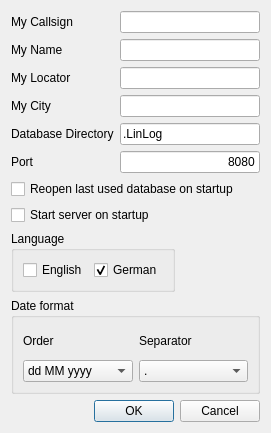
Before: the Qt Designer form src/gui/setup.ui in dl1ksv/linlogbook, drawn with Qt 5.
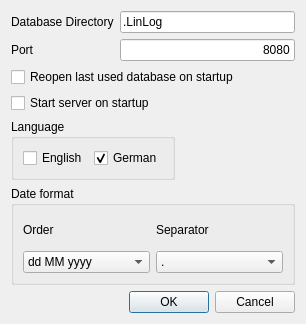
After: the same form once the commit is applied. Icons and pictures are not drawn.

```diff
--- a/src/gui/setup.ui
+++ b/src/gui/setup.ui
@@ -6,8 +6,8 @@
    <rect>
     <x>0</x>
     <y>0</y>
-    <width>271</width>
-    <height>433</height>
+    <width>306</width>
+    <height>324</height>
    </rect>
   </property>
   <property name="sizePolicy">
@@ -24,145 +24,7 @@
     <normaloff>../../../.designer/backup</normaloff>../../../.designer/backup</iconset>
   </property>
   <layout class="QGridLayout" name="gridLayout_3">
-   <item row="0" column="0">
-    <widget class="QLabel" name="label">
-     <property name="text">
-      <string>My Callsign</string>
-     </property>
-    </widget>
-   </item>
-   <item row="0" column="1">
-    <widget class="QLineEdit" name="myCallsign"/>
-   </item>
-   <item row="1" column="0">
-    <widget class="QLabel" name="label_5">
-     <property name="text">
-      <string>My Name</string>
-     </property>
-    </widget>
-   </item>
-   <item row="1" column="1">
-    <widget class="QLineEdit" name="myName"/>
-   </item>
-   <item row="2" column="0">
-    <widget class="QLabel" name="label_2">
-     <property name="text">
-      <string>My Locator</string>
-     </property>
-    </widget>
-   </item>
-   <item row="2" column="1">
-    <widget class="QLineEdit" name="myLocator"/>
-   </item>
-   <item row="3" column="0">
-    <widget class="QLabel" name="label_4">
-     <property name="text">
-      <string>My City</string>
-     </property>
-    </widget>
-   </item>
-   <item row="3" column="1">
-    <widget class="QLineEdit" name="myCity"/>
-   </item>
-   <item row="4" column="0">
-    <widget class="QLabel" name="label_3">
-     <property name="text">
-      <string>Database Directory</string>
-     </property>
-    </widget>
-   </item>
-   <item row="4" column="1">
-    <widget class="QLineEdit" name="dbDirectory">
-     <property name="text">
-      <string>.LinLog</string>
-     </property>
-    </widget>
-   </item>
-   <item row="5" column="0">
-    <widget class="QLabel" name="label_9">
-     <property name="text">
-      <string>Port</string>
-     </property>
-    </widget>
-   </item>
-   <item row="5" column="1">
-    <widget class="QLineEdit" name="portNumber">
-     <property name="text">
-      <string>8080</string>
-     </property>
-     <property name="maxLength">
-      <number>6</number>
-     </property>
-     <property name="alignment">
-      <set>Qt::AlignRight|Qt::AlignTrailing|Qt::AlignVCenter</set>
-     </property>
-    </widget>
-   </item>
-   <item row="6" column="0" colspan="2">
-    <widget class="QCheckBox" name="reopenDatabase">
-     <property name="sizePolicy">
-      <sizepolicy hsizetype="Fixed" vsizetype="Fixed">
-       <horstretch>0</horstretch>
-       <verstretch>0</verstretch>
-      </sizepolicy>
-     </property>
-     <property name="text">
-      <string>Reopen last used database on startup</string>
-     </property>
-    </widget>
-   </item>
-   <item row="7" column="0" colspan="2">
-    <widget class="QCheckBox" name="serverAutoStart">
-     <property name="text">
-      <string>Start server on startup</string>
-     </property>
-    </widget>
-   </item>
-   <item row="8" column="0" colspan="2">
-    <widget class="QGroupBox" name="groupBox">
-     <property name="sizePolicy">
-      <sizepolicy hsizetype="Fixed" vsizetype="Fixed">
-       <horstretch>0</horstretch>
-       <verstretch>0</verstretch>
-      </sizepolicy>
-     </property>
-     <property name="title">
-      <string>Language</string>
-     </property>
-     <property name="checkable">
-      <bool>false</bool>
-     </property>
-     <property name="checked">
-      <bool>false</bool>
-     </property>
-     <layout class="QGridLayout" name="gridLayout_2">
-      <item row="0" column="0">
-       <widget class="QCheckBox" name="langEn">
-        <property name="text">
-         <string>English</string>
-        </property>
-        <property name="autoExclusive">
-         <bool>true</bool>
-        </property>
-       </widget>
-      </item>
-      <item row="0" column="1">
-       <widget class="QCheckBox" name="langDe">
-        <property name="text">
-         <string>German</string>
-        </property>
-        <property name="checked">
-         <bool>true</bool>
-        </property>
-        <property name="autoExclusive">
-         <bool>true</bool>
-        </property>
-       </widget>
-      </item>
-     </layout>
-    </widget>
-   </item>
-   <item row="9" column="0" colspan="2">
+   <item row="5" column="0" colspan="2">
     <widget class="QGroupBox" name="groupBox_2">
      <property name="title">
       <string>Date format</string>
@@ -232,7 +94,7 @@
      </layout>
     </widget>
    </item>
-   <item row="10" column="0" colspan="2">
+   <item row="6" column="0" colspan="2">
     <widget class="QDialogButtonBox" name="buttonBox">
      <property name="orientation">
       <enum>Qt::Horizontal</enum>
@@ -245,6 +107,104 @@
      </property>
     </widget>
    </item>
+   <item row="3" column="0" colspan="2">
+    <widget class="QCheckBox" name="serverAutoStart">
+     <property name="text">
+      <string>Start server on startup</string>
+     </property>
+    </widget>
+   </item>
+   <item row="1" column="0">
+    <widget class="QLabel" name="label_9">
+     <property name="text">
+      <string>Port</string>
+     </property>
+    </widget>
+   </item>
+   <item row="0" column="1">
+    <widget class="QLineEdit" name="dbDirectory">
+     <property name="text">
+      <string>.LinLog</string>
+     </property>
+    </widget>
+   </item>
+   <item row="0" column="0">
+    <widget class="QLabel" name="label_3">
+     <property name="text">
+      <string>Database Directory</string>
+     </property>
+    </widget>
+   </item>
+   <item row="4" column="0" colspan="2">
+    <widget class="QGroupBox" name="groupBox">
+     <property name="sizePolicy">
+      <sizepolicy hsizetype="Maximum" vsizetype="Fixed">
+       <horstretch>0</horstretch>
+       <verstretch>0</verstretch>
+      </sizepolicy>
+     </property>
+     <property name="title">
+      <string>Language</string>
+     </property>
+     <property name="checkable">
+      <bool>false</bool>
+     </property>
+     <property name="checked">
+      <bool>false</bool>
+     </property>
+     <layout class="QGridLayout" name="gridLayout_2">
+      <item row="0" column="1">
+       <widget class="QCheckBox" name="langDe">
+        <property name="text">
+         <string>German</string>
+        </property>
+        <property name="checked">
+         <bool>true</bool>
+        </property>
+        <property name="autoExclusive">
+         <bool>true</bool>
+        </property>
+       </widget>
+      </item>
+      <item row="0" column="0">
+       <widget class="QCheckBox" name="langEn">
+        <property name="text">
+         <string>English</string>
+        </property>
+        <property name="autoExclusive">
+         <bool>true</bool>
+        </property>
+       </widget>
+      </item>
+     </layout>
+    </widget>
+   </item>
+   <item row="2" column="0" colspan="2">
+    <widget class="QCheckBox" name="reopenDatabase">
+     <property name="sizePolicy">
+      <sizepolicy hsizetype="Fixed" vsizetype="Fixed">
+       <horstretch>0</horstretch>
+       <verstretch>0</verstretch>
+      </sizepolicy>
+     </property>
+     <property name="text">
+      <string>Reopen last used database on startup</string>
+     </property>
+    </widget>
+   </item>
+   <item row="1" column="1">
+    <widget class="QLineEdit" name="portNumber">
+     <property name="text">
+      <string>8080</string>
+     </property>
+     <property name="maxLength">
+      <number>6</number>
+     </property>
+     <property name="alignment">
+      <set>Qt::AlignRight|Qt::AlignTrailing|Qt::AlignVCenter</set>
+     </property>
+    </widget>
+   </item>
   </layout>
  </widget>
  <resources/>
```
